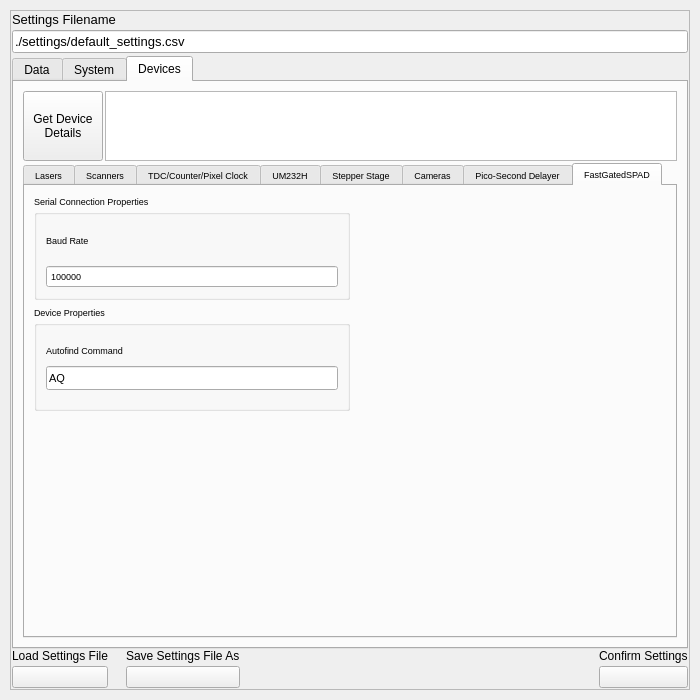
Qt form gui/settingswindow.ui (Th3Tr00p3r/gSTED-sFCS) before a commit.
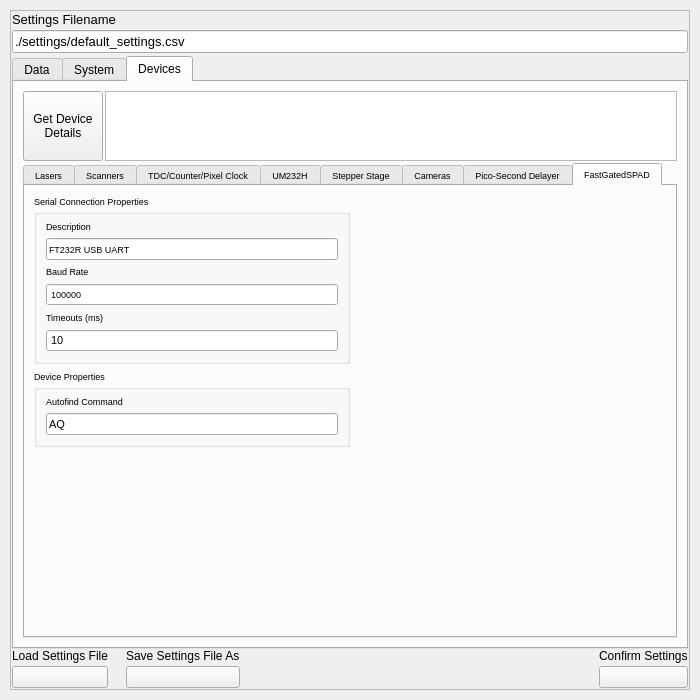
The same form after that commit. The open tabs and pages were chosen to show the change. Icons and pictures are not drawn.

Commit message: successfully converted FastGatedSPAD to use ftd2xx (instead of PyVISA) - all read problems solved (left delayer as is for now, since it works fine)

Patch:
```diff
--- a/gui/settingswindow.ui
+++ b/gui/settingswindow.ui
@@ -2957,7 +2957,7 @@
                      <string>Serial Connection Properties</string>
                     </property>
                     <layout class="QGridLayout" name="gridLayout_27">
-                     <item row="0" column="0">
+                     <item row="1" column="0">
                       <layout class="QVBoxLayout" name="verticalLayout_105" stretch="1,10">
                        <item>
                         <widget class="QLabel" name="label_94">
@@ -2981,6 +2981,62 @@
                        </item>
                       </layout>
                      </item>
+                     <item row="0" column="0">
+                      <layout class="QVBoxLayout" name="verticalLayout_106">
+                       <item>
+                        <widget class="QLabel" name="label_95">
+                         <property name="text">
+                          <string>Description</string>
+                         </property>
+                        </widget>
+                       </item>
+                       <item>
+                        <widget class="QLineEdit" name="spadDescription">
+                         <property name="text">
+                          <string>FT232R USB UART</string>
+                         </property>
+                        </widget>
+                       </item>
+                      </layout>
+                     </item>
+                     <item row="2" column="0">
+                      <layout class="QVBoxLayout" name="verticalLayout_107">
+                       <item>
+                        <widget class="QLabel" name="label_96">
+                         <property name="text">
+                          <string>Timeouts (ms)</string>
+                         </property>
+                        </widget>
+                       </item>
+                       <item>
+                        <widget class="QSpinBox" name="spadTimeout">
+                         <property name="enabled">
+                          <bool>true</bool>
+                         </property>
+                         <property name="font">
+                          <font>
+                           <pointsize>8</pointsize>
+                          </font>
+                         </property>
+                         <property name="wrapping">
+                          <bool>false</bool>
+                         </property>
+                         <property name="readOnly">
+                          <bool>false</bool>
+                         </property>
+                         <property name="buttonSymbols">
+                          <enum>QAbstractSpinBox::NoButtons</enum>
+                         </property>
+                         <property name="maximum">
+                          <number>999999999</number>
+                         </property>
+                         <property name="value">
+                          <number>10</number>
+                         </property>
+                        </widget>
+                       </item>
+                      </layout>
+                     </item>
                     </layout>
                    </widget>
                   </item>
```
Left out of the diff: 4 changed lines with no effect on the pictures. The commit also changes 4 other files.
